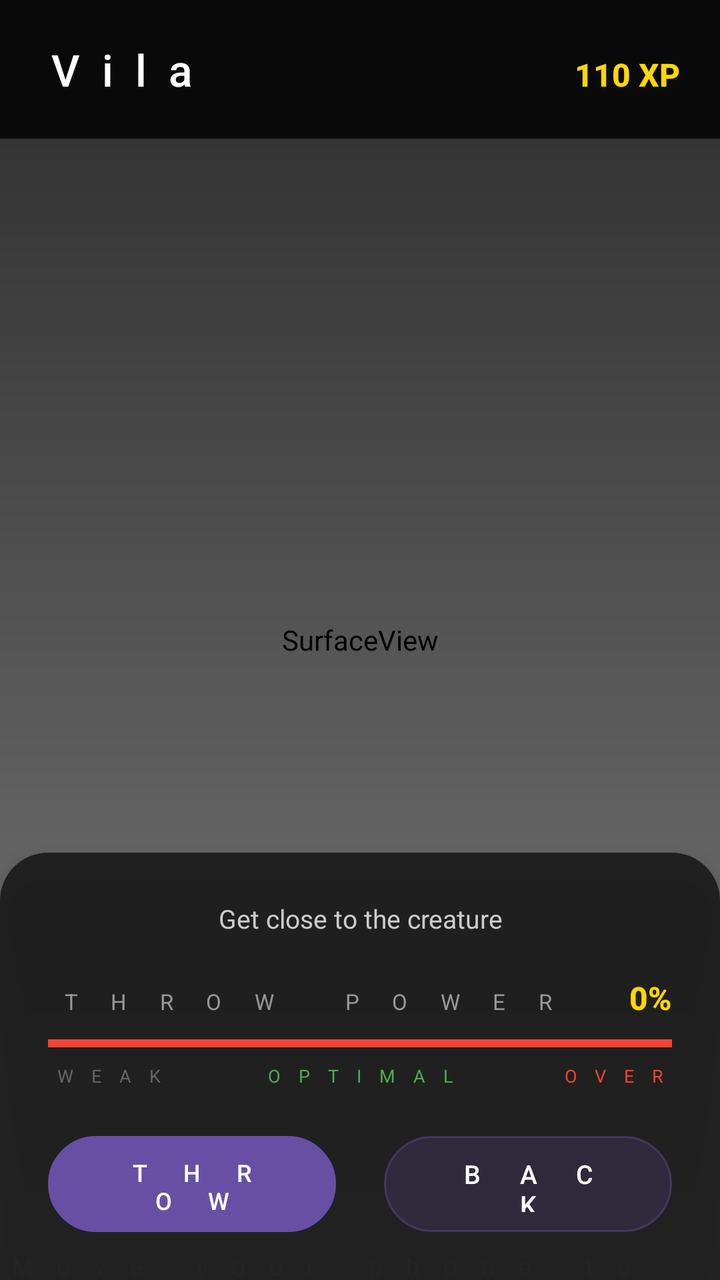
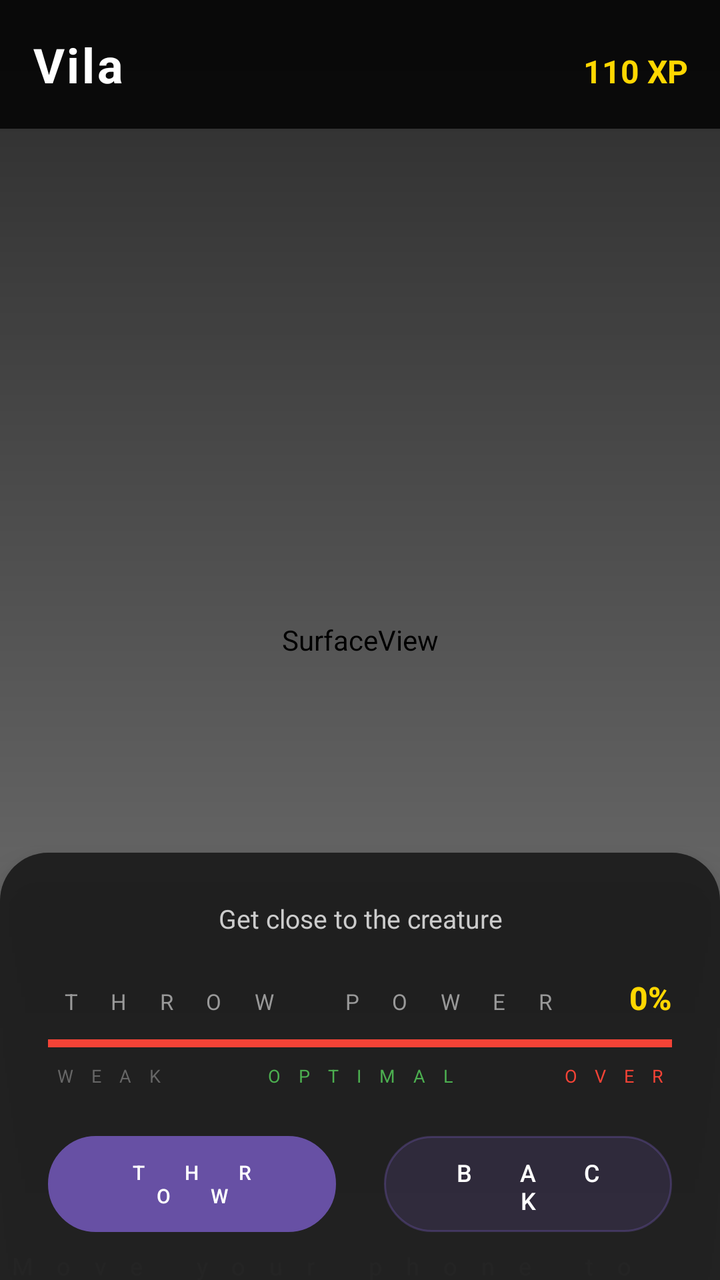

Before-and-after screenshots of an Android layout around one commit, followed by the original layout XML and the change that was made.
<!-- AndroidManifest.xml: application theme Theme.HuntersGame -->
<!-- res/layout/activity_ar_simple.xml -->
<?xml version="1.0" encoding="utf-8"?>
<FrameLayout xmlns:android="http://schemas.android.com/apk/res/android"
    xmlns:app="http://schemas.android.com/apk/res-auto"
    android:layout_width="match_parent"
    android:layout_height="match_parent">

    
    <SurfaceView
        android:id="@+id/surface_view"
        android:layout_width="match_parent"
        android:layout_height="match_parent" />

    
    <View
        android:layout_width="match_parent"
        android:layout_height="match_parent"
        android:background="@drawable/gradient_overlay" />

    
    <LinearLayout
        android:layout_width="match_parent"
        android:layout_height="wrap_content"
        android:layout_gravity="top"
        android:orientation="horizontal"
        android:background="#CC000000"
        android:padding="20dp"
        android:paddingTop="48dp">

        <TextView
            android:id="@+id/tv_creature_name"
            android:layout_width="0dp"
            android:layout_height="wrap_content"
            android:layout_weight="1"
            android:text="Vila"
            android:textSize="22sp"
            android:fontFamily="sans-serif-medium"
            android:textColor="#FFFFFF"
            android:letterSpacing="0.5"/>

        <TextView
            android:id="@+id/tv_creature_points"
            android:layout_width="wrap_content"
            android:layout_height="wrap_content"
            android:text="110 XP"
            android:textSize="16sp"
            android:fontFamily="sans-serif-medium"
            android:textColor="#FFD700"
            android:textStyle="bold"/>
    </LinearLayout>

    
    <FrameLayout
        android:id="@+id/sprite_container"
        android:layout_width="match_parent"
        android:layout_height="match_parent"
        android:clipChildren="false">

        
        <ImageView
            android:id="@+id/creature_sprite"
            android:layout_width="220dp"
            android:layout_height="220dp"
            android:layout_gravity="center"
            android:layout_marginTop="60dp"
            android:visibility="visible"
            android:scaleType="fitCenter"
            android:contentDescription="Creature"/>

        
        <TextView
            android:layout_width="wrap_content"
            android:layout_height="wrap_content"
            android:layout_gravity="center"
            android:layout_marginTop="320dp"
            android:text="Move your phone to aim"
            android:textSize="12sp"
            android:fontFamily="sans-serif"
            android:textColor="#88FFFFFF"
            android:letterSpacing="1"
            android:alpha="0.6"/>
    </FrameLayout>

    
    <ImageView
        android:id="@+id/net_image"
        android:layout_width="64dp"
        android:layout_height="64dp"
        android:src="@drawable/net_icon"
        android:visibility="gone"
        android:contentDescription="Net"
        android:scaleType="fitCenter"/>

    
    <LinearLayout
        android:id="@+id/bottom_panel"
        android:layout_width="match_parent"
        android:layout_height="wrap_content"
        android:layout_gravity="bottom"
        android:orientation="vertical"
        android:background="@drawable/bottom_panel_bg"
        android:padding="24dp"
        android:elevation="10dp">

        
        <TextView
            android:id="@+id/tv_ar_status"
            android:layout_width="match_parent"
            android:layout_height="wrap_content"
            android:text="Get close to the creature"
            android:textSize="13sp"
            android:fontFamily="sans-serif"
            android:textColor="#CCCCCC"
            android:gravity="center"
            android:layout_marginBottom="20dp"/>

        
        <LinearLayout
            android:layout_width="match_parent"
            android:layout_height="wrap_content"
            android:orientation="vertical"
            android:layout_marginBottom="24dp">

            
            <LinearLayout
                android:layout_width="match_parent"
                android:layout_height="wrap_content"
                android:orientation="horizontal"
                android:layout_marginBottom="10dp">

                <TextView
                    android:layout_width="0dp"
                    android:layout_height="wrap_content"
                    android:layout_weight="1"
                    android:text="THROW POWER"
                    android:textSize="11sp"
                    android:fontFamily="sans-serif"
                    android:textColor="#999999"
                    android:letterSpacing="1.5"/>

                <TextView
                    android:id="@+id/power_meter_text"
                    android:layout_width="wrap_content"
                    android:layout_height="wrap_content"
                    android:text="0%"
                    android:textSize="16sp"
                    android:fontFamily="sans-serif-medium"
                    android:textColor="#FFD700"
                    android:textStyle="bold"/>
            </LinearLayout>

            
            <FrameLayout
                android:layout_width="match_parent"
                android:layout_height="4dp"
                android:background="#333333">

                
                <View
                    android:id="@+id/power_bar"
                    android:layout_width="match_parent"
                    android:layout_height="match_parent"
                    android:background="#F44336"/>
            </FrameLayout>

            
            <LinearLayout
                android:layout_width="match_parent"
                android:layout_height="wrap_content"
                android:orientation="horizontal"
                android:layout_marginTop="8dp">

                <TextView
                    android:layout_width="0dp"
                    android:layout_height="wrap_content"
                    android:layout_weight="1"
                    android:text="WEAK"
                    android:textSize="9sp"
                    android:fontFamily="sans-serif"
                    android:textColor="#666666"
                    android:letterSpacing="1"/>

                <TextView
                    android:layout_width="0dp"
                    android:layout_height="wrap_content"
                    android:layout_weight="1"
                    android:text="OPTIMAL"
                    android:textSize="9sp"
                    android:fontFamily="sans-serif"
                    android:textColor="#4CAF50"
                    android:gravity="center"
                    android:letterSpacing="1"/>

                <TextView
                    android:layout_width="0dp"
                    android:layout_height="wrap_content"
                    android:layout_weight="1"
                    android:text="OVER"
                    android:textSize="9sp"
                    android:fontFamily="sans-serif"
                    android:textColor="#F44336"
                    android:gravity="end"
                    android:letterSpacing="1"/>
            </LinearLayout>
        </LinearLayout>

        
        <LinearLayout
            android:layout_width="match_parent"
            android:layout_height="wrap_content"
            android:orientation="horizontal"
            android:gravity="center">

            <Button
                android:id="@+id/btn_throw"
                android:layout_width="0dp"
                android:layout_height="48dp"
                android:layout_weight="1"
                android:text="THROW"
                android:textSize="12sp"
                android:fontFamily="sans-serif-medium"
                android:textColor="#FFFFFF"
                android:background="@drawable/throw_button"
                android:letterSpacing="1.5"
                android:layout_marginEnd="12dp"/>

            <Button
                android:id="@+id/btn_ar_back"
                android:layout_width="0dp"
                android:layout_height="48dp"
                android:layout_weight="1"
                android:text="BACK"
                android:textSize="13sp"
                android:fontFamily="sans-serif-medium"
                android:textColor="#FFFFFF"
                android:background="@drawable/back_button"
                android:letterSpacing="1.5"
                android:layout_marginStart="12dp"/>
        </LinearLayout>

    </LinearLayout>

</FrameLayout>
<!-- resources referenced by this layout -->
<resources>
  <!-- drawable back_button (drawable) -->
  <shape xmlns:android="http://schemas.android.com/apk/res/android">
      <solid android:color="#33FFFFFF" />
      <corners android:radius="26dp" />
      <stroke android:width="1dp" android:color="#66FFFFFF" />
  </shape>
  <!-- drawable bottom_panel_bg (drawable) -->
  <shape xmlns:android="http://schemas.android.com/apk/res/android">
      <solid android:color="#E61A1A1A" />
      <corners
          android:topLeftRadius="24dp"
          android:topRightRadius="24dp" />
  </shape>
  <!-- drawable gradient_overlay (drawable) -->
  <shape xmlns:android="http://schemas.android.com/apk/res/android">
      <gradient
          android:startColor="#00000000"
          android:endColor="#AA000000"
          android:angle="90" />
  </shape>
  <!-- drawable net_icon (drawable) -->
  <vector xmlns:android="http://schemas.android.com/apk/res/android"
      android:width="80dp"
      android:height="80dp"
      android:viewportWidth="100"
      android:viewportHeight="100">
  
      
      <path
          android:fillColor="#88FFFFFF"
          android:strokeColor="#4CAF50"
          android:strokeWidth="3"
          android:pathData="M50,10 L90,50 L50,90 L10,50 Z" />
  
      
      <path
          android:strokeColor="#4CAF50"
          android:strokeWidth="2"
          android:pathData="M10,50 L90,50" />
  
      
      <path
          android:strokeColor="#4CAF50"
          android:strokeWidth="2"
          android:pathData="M50,10 L50,90" />
  
      
      <path
          android:strokeColor="#4CAF50"
          android:strokeWidth="2"
          android:pathData="M30,30 L70,70" />
  
      <path
          android:strokeColor="#4CAF50"
          android:strokeWidth="2"
          android:pathData="M30,70 L70,30" />
  
      
      <path
          android:fillColor="#FFD700"
          android:pathData="M47,47 L53,47 L53,53 L47,53 Z" />
  
  </vector>
  <!-- drawable throw_button (drawable) -->
  <selector xmlns:android="http://schemas.android.com/apk/res/android">
      <item android:state_enabled="true">
          <shape>
              <solid android:color="#4CAF50" />
              <corners android:radius="26dp" />
              <stroke android:width="1dp" android:color="#81C784" />
          </shape>
      </item>
      <item android:state_enabled="false">
          <shape>
              <solid android:color="#666666" />
              <corners android:radius="26dp" />
          </shape>
      </item>
  </selector>
  <style name="Theme.HuntersGame" parent="Base.Theme.HuntersGame" />
  <style name="Base.Theme.HuntersGame" parent="Theme.Material3.DayNight.NoActionBar">
          
          
      </style>
</resources>

<!-- the commit's change to res/layout/activity_ar_simple.xml (unified diff, before → after) -->
@@ -23,8 +23,8 @@
         android:layout_gravity="top"
         android:orientation="horizontal"
         android:background="#CC000000"
-        android:padding="20dp"
-        android:paddingTop="48dp">
+        android:padding="16dp"
+        android:paddingTop="40dp">
 
         <TextView
             android:id="@+id/tv_creature_name"
@@ -32,10 +32,10 @@
             android:layout_height="wrap_content"
             android:layout_weight="1"
             android:text="Vila"
-            android:textSize="22sp"
-            android:fontFamily="sans-serif-medium"
+            android:textSize="24sp"
+            android:textStyle="bold"
             android:textColor="#FFFFFF"
-            android:letterSpacing="0.5"/>
+            android:letterSpacing="0.05"/>
 
         <TextView
             android:id="@+id/tv_creature_points"
@@ -43,12 +43,26 @@
             android:layout_height="wrap_content"
             android:text="110 XP"
             android:textSize="16sp"
-            android:fontFamily="sans-serif-medium"
             android:textColor="#FFD700"
             android:textStyle="bold"/>
     </LinearLayout>
 
     
+    <TextView
+        android:id="@+id/tv_combo"
+        android:layout_width="wrap_content"
+        android:layout_height="wrap_content"
+        android:layout_gravity="center_horizontal"
+        android:layout_marginTop="120dp"
+        android:text="COMBO x3"
+        android:textSize="18sp"
+        android:textStyle="bold"
+        android:textColor="#FF5722"
+        android:visibility="gone"
+        android:padding="8dp"
+        android:background="#80000000"/>
+
+    
     <FrameLayout
         android:id="@+id/sprite_container"
         android:layout_width="match_parent"
@@ -58,10 +72,10 @@
         
         <ImageView
             android:id="@+id/creature_sprite"
-            android:layout_width="220dp"
-            android:layout_height="220dp"
+            android:layout_width="200dp"
+            android:layout_height="200dp"
             android:layout_gravity="center"
-            android:layout_marginTop="60dp"
+            android:layout_marginTop="80dp"
             android:visibility="visible"
             android:scaleType="fitCenter"
             android:contentDescription="Creature"/>
@@ -216,11 +230,11 @@
                 android:layout_height="48dp"
                 android:layout_weight="1"
                 android:text="THROW"
-                android:textSize="12sp"
+                android:textSize="10sp"
                 android:fontFamily="sans-serif-medium"
                 android:textColor="#FFFFFF"
                 android:background="@drawable/throw_button"
-                android:letterSpacing="1.5"
+                android:letterSpacing="2"
                 android:layout_marginEnd="12dp"/>
 
             <Button
@@ -229,11 +243,11 @@
                 android:layout_height="48dp"
                 android:layout_weight="1"
                 android:text="BACK"
-                android:textSize="13sp"
+                android:textSize="12sp"
                 android:fontFamily="sans-serif-medium"
                 android:textColor="#FFFFFF"
                 android:background="@drawable/back_button"
-                android:letterSpacing="1.5"
+                android:letterSpacing="2"
                 android:layout_marginStart="12dp"/>
         </LinearLayout>
 
